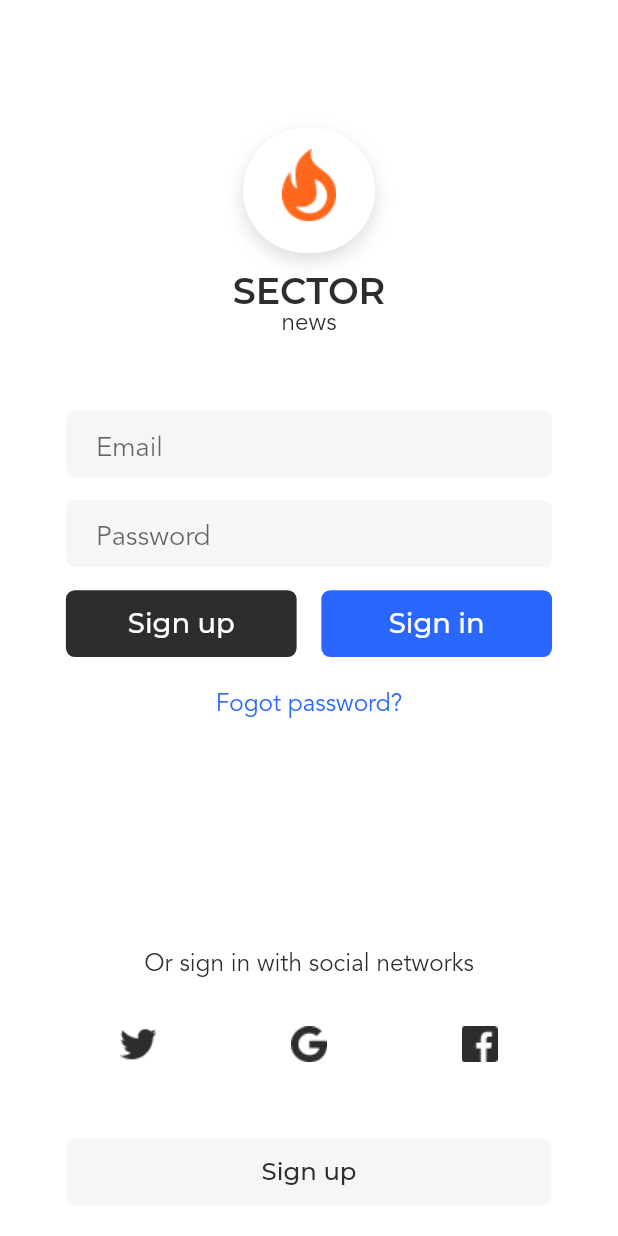
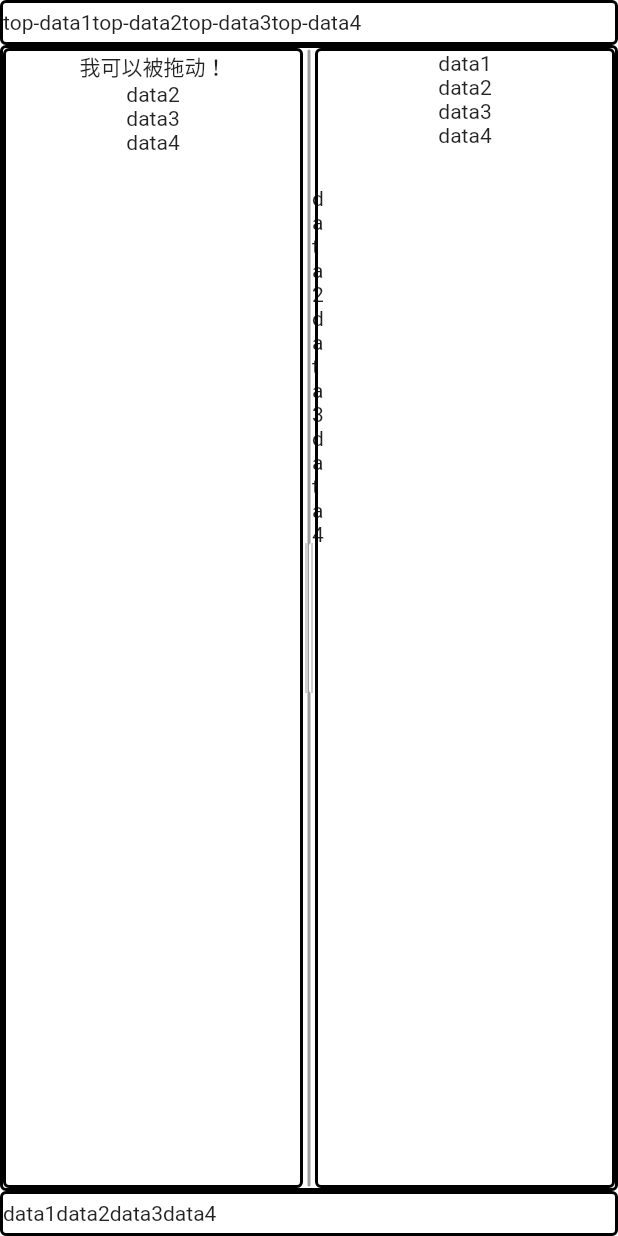
Before and after one commit to luoqiz/flutter_visio, a Flutter app: the screen it shows after launch, on a phone screen of 412 x 824 dp. Run offline on Flutter 3.47's test engine with Material 2 defaults, Android fonts, the light colour scheme and no system bars; drawn by our look-alikes of pull_to_refresh; our stand-ins replace cached_network_image, cookie_jar, dio, dio_cookie_manager, flutter_easyloading, flutter_screenutil and 5 more; missing offline and left inert: flutter_acrylic.

Commit message:
主页布局

```diff
--- a/lib/common/routes/pages.dart
+++ b/lib/common/routes/pages.dart
@@ -4,7 +4,7 @@ import 'package:flutter_ducafecat_news_getx/pages/application/index.dart';
 import 'package:flutter_ducafecat_news_getx/pages/category/index.dart';
 import 'package:flutter_ducafecat_news_getx/pages/frame/sign_in/index.dart';
 import 'package:flutter_ducafecat_news_getx/pages/frame/sign_up/index.dart';
-import 'package:flutter_ducafecat_news_getx/pages/frame/welcome/index.dart';
+import 'package:flutter_ducafecat_news_getx/pages/layout/index.dart';
 import 'package:get/get.dart';
 
 import 'routes.dart';
@@ -16,13 +16,18 @@ class AppPages {
 
   static final List<GetPage> routes = [
     // 免登陆
+    // GetPage(
+    //   name: AppRoutes.INITIAL,
+    //   page: () => WelcomePage(),
+    //   binding: WelcomeBinding(),
+    //   middlewares: [
+    //     RouteWelcomeMiddleware(priority: 1),
+    //   ],
+    // ),
     GetPage(
       name: AppRoutes.INITIAL,
-      page: () => WelcomePage(),
-      binding: WelcomeBinding(),
-      middlewares: [
-        RouteWelcomeMiddleware(priority: 1),
-      ],
+      page: () => LayoutPage(),
+      binding: LayoutBinding(),
     ),
     GetPage(
       name: AppRoutes.SIGN_IN,
@@ -53,9 +58,9 @@ class AppPages {
     ),
   ];
 
-  // static final unknownRoute = GetPage(
-  //   name: AppRoutes.NotFound,
-  //   page: () => NotfoundView(),
-  // );
+// static final unknownRoute = GetPage(
+//   name: AppRoutes.NotFound,
+//   page: () => NotfoundView(),
+// );
 
 }
--- /dev/null
+++ b/lib/common/widgets/horizontal_drag.dart
@@ -0,0 +1,75 @@
+import 'package:flutter/material.dart';
+
+class HorizontalDrag extends StatefulWidget {
+  final Widget child;
+
+  final Function(DragDownDetails downDetails)? onDragStart;
+  final Function(DragEndDetails endDetails)? onDragEnd;
+  final Function(DragUpdateDetails updateDetails)? onDragUpdate;
+  final Function(double originLeft)? onChange;
+
+  const HorizontalDrag(
+      {Key? key,
+      required this.child,
+      this.onDragStart,
+      this.onDragEnd,
+      this.onDragUpdate,
+      this.onChange})
+      : assert(child != null),
+        super(key: key);
+
+  @override
+  _HorizontalDragState createState() => _HorizontalDragState();
+}
+
+class _HorizontalDragState extends State<HorizontalDrag> {
+  // 记录组件全局偏移量
+  double originLeft = 0.0;
+
+  @override
+  Widget build(BuildContext context) {
+    return GestureDetector(
+      child: widget.child,
+      onPanDown: (DragDownDetails e) {
+        originLeft = e.globalPosition.dx;
+        if (widget.onDragStart != null) {
+          widget.onDragStart!(e);
+        }
+      },
+
+      //第一种 垂直方向滑动、拖动
+      // onVerticalDragUpdate:(DragUpdateDetails e) {
+      //用户手指滑动时，更新偏移，重新构建
+      //   print("用户onVerticalDragUpdate：${e.globalPosition}");
+      //   // setState(() {
+      //   //   topDistance += e.delta.dy;
+      //   // });
+      // },
+      // 第二种 水平方向滑动、拖动
+      onHorizontalDragUpdate: (DragUpdateDetails e) {
+        if (widget.onDragUpdate != null) {
+          widget.onDragUpdate!(e);
+        }
+        if (widget.onChange != null) {
+          widget.onChange!(e.globalPosition.dx - originLeft);
+        }
+      },
+      //第三种 全方向滑动、拖动
+      // 手指滑动时会触发此回调
+      // onPanUpdate: (DragUpdateDetails e) {
+      //   print("用户onPanUpdate：${e.globalPosition}");
+      //   setState(() {
+      //     leftDistance += e.delta.dx;
+      //     topDistance += e.delta.dy;
+      //   });
+      // },
+
+      //滑动结束触发此回调
+      onPanEnd: (DragEndDetails e) {
+        if (widget.onDragEnd != null) {
+          widget.onDragEnd!(e);
+        }
+      },
+    );
+  }
+}
--- /dev/null
+++ b/lib/pages/layout/controller/layout_body_controller.dart
@@ -0,0 +1,5 @@
+part of layout;
+
+class LayoutBodyController extends GetxController {
+  LayoutBodyController();
+}
--- /dev/null
+++ b/lib/pages/layout/controller/layout_controller.dart
@@ -0,0 +1,10 @@
+part of layout;
+
+class LayoutController extends GetxController {
+  LayoutController();
+
+  RxDouble bodyLeftWidth = 200.0.obs;
+  double bodyLeftOriginWidth = 0.0;
+  RxDouble bodyRightWidth = 200.0.obs;
+  double bodyRightOriginWidth = 200.0;
+}
--- /dev/null
+++ b/lib/pages/layout/index.dart
@@ -0,0 +1,34 @@
+library layout;
+
+import 'package:flutter/material.dart';
+import 'package:flutter_ducafecat_news_getx/common/widgets/horizontal_drag.dart';
+import 'package:get/get.dart';
+
+part './bindings.dart';
+part './controller/layout_body_controller.dart';
+part './controller/layout_controller.dart';
+part './widgets/BodyContentWidget.dart';
+part './widgets/BodyLeftWidget.dart';
+part './widgets/BodyRightWidget.dart';
+part './widgets/BodyWidget.dart';
+part './widgets/BottomWidget.dart';
+part './widgets/TopWidget.dart';
+
+class LayoutPage extends GetView<LayoutController> {
+  @override
+  Widget build(BuildContext context) {
+    // context.
+
+    return Scaffold(
+      body: Container(
+        child: Column(
+          children: [
+            TopWidget(),
+            Expanded(child: BodyWidget()),
+            BottomWidget(),
+          ],
+        ),
+      ),
+    );
+  }
+}
--- /dev/null
+++ b/lib/pages/layout/widgets/BodyLeftWidget.dart
@@ -0,0 +1,31 @@
+part of layout;
+
+class BodyLeftWidget extends GetView<LayoutController> {
+  @override
+  Widget build(BuildContext context) {
+    return Obx(
+      () => Container(
+        width: controller.bodyLeftWidth.value,
+        decoration: BoxDecoration(
+            // color: Colors.grey[500],
+            border: Border.all(width: 2.0),
+            borderRadius: BorderRadius.circular(4)),
+        child: Column(
+          children: [
+            Container(
+              alignment: Alignment.center,
+              child: Draggable<String>(
+                data: "Draggable数据",
+                child: Text("我可以被拖动！"),
+                feedback: Text("我正在被拖动！"),
+              ),
+            ),
+            Text("data2"),
+            Text("data3"),
+            Text("data4"),
+          ],
+        ),
+      ),
+    );
+  }
+}
--- /dev/null
+++ b/lib/pages/layout/widgets/BodyRightWidget.dart
@@ -0,0 +1,24 @@
+part of layout;
+
+class BodyRightWidget extends GetView<LayoutController> {
+  @override
+  Widget build(BuildContext context) {
+    return Obx(
+      () => Container(
+        width: controller.bodyRightWidth.value,
+        decoration: BoxDecoration(
+            // color: Colors.grey[500],
+            border: Border.all(width: 2.0),
+            borderRadius: BorderRadius.circular(4)),
+        child: Column(
+          children: [
+            Text("data1"),
+            Text("data2"),
+            Text("data3"),
+            Text("data4"),
+          ],
+        ),
+      ),
+    );
+  }
+}
--- /dev/null
+++ b/lib/pages/layout/widgets/BodyWidget.dart
@@ -0,0 +1,70 @@
+part of layout;
+
+class BodyWidget extends GetView<LayoutController> {
+  @override
+  Widget build(BuildContext context) {
+    return Container(
+      width: MediaQuery.of(context).size.width,
+      decoration: BoxDecoration(
+          // color: Colors.grey[500],
+          border: Border.all(width: 2.0),
+          borderRadius: BorderRadius.circular(4)),
+      child: Row(
+        children: [
+          BodyLeftWidget(),
+          MouseRegion(
+            child: HorizontalDrag(
+              child: Container(
+                height: 100,
+                width: 4,
+                alignment: Alignment.center,
+                decoration: BoxDecoration(
+                    color: Colors.white,
+                    borderRadius: BorderRadius.circular(4)),
+                child: VerticalDivider(
+                  width: 4,
+                  color: Colors.grey,
+                ),
+              ),
+              onChange: (double offset) {
+                controller.bodyLeftWidth.value =
+                    controller.bodyLeftOriginWidth + offset;
+              },
+              onDragStart: (DragDownDetails downDetails) {
+                controller.bodyLeftOriginWidth = controller.bodyLeftWidth.value;
+              },
+            ),
+            cursor: SystemMouseCursors.resizeLeftRight,
+          ),
+          Expanded(child: BodyContentWidget()),
+          MouseRegion(
+            child: HorizontalDrag(
+              child: Container(
+                height: 100,
+                width: 4,
+                alignment: Alignment.center,
+                decoration: BoxDecoration(
+                    color: Colors.white,
+                    borderRadius: BorderRadius.circular(4)),
+                child: VerticalDivider(
+                  width: 4,
+                  color: Colors.grey,
+                ),
+              ),
+              onChange: (double offset) {
+                controller.bodyRightWidth.value =
+                    controller.bodyRightOriginWidth - offset;
+              },
+              onDragStart: (DragDownDetails downDetails) {
+                controller.bodyRightOriginWidth =
+                    controller.bodyRightWidth.value;
+              },
+            ),
+            cursor: SystemMouseCursors.resizeLeftRight,
+          ),
+          BodyRightWidget(),
+        ],
+      ),
+    );
+  }
+}
--- /dev/null
+++ b/lib/pages/layout/widgets/BottomWidget.dart
@@ -0,0 +1,23 @@
+part of layout;
+
+class BottomWidget extends GetView<LayoutController> {
+  @override
+  Widget build(BuildContext context) {
+    return Container(
+      width: MediaQuery.of(context).size.width,
+      height: 30.0,
+      decoration: BoxDecoration(
+          // color: Colors.grey[500],
+          border: Border.all(width: 2.0),
+          borderRadius: BorderRadius.circular(4)),
+      child: Row(
+        children: [
+          Text("data1"),
+          Text("data2"),
+          Text("data3"),
+          Text("data4"),
+        ],
+      ),
+    );
+  }
+}
--- /dev/null
+++ b/lib/pages/layout/widgets/TopWidget.dart
@@ -0,0 +1,23 @@
+part of layout;
+
+class TopWidget extends GetView<LayoutController> {
+  @override
+  Widget build(BuildContext context) {
+    return Container(
+      width: MediaQuery.of(context).size.width,
+      height: 30.0,
+      decoration: BoxDecoration(
+          // color: Colors.grey[500],
+          border: Border.all(width: 2.0),
+          borderRadius: BorderRadius.circular(4)),
+      child: Row(
+        children: [
+          Text("top-data1"),
+          Text("top-data2"),
+          Text("top-data3"),
+          Text("top-data4"),
+        ],
+      ),
+    );
+  }
+}
```
Also changed, not shown: lib/main.dart (+27 -0 lines), lib/pages/layout/bindings.dart (added, +9 -0 lines), lib/pages/layout/widgets/BodyContentWidget.dart (added, +81 -0 lines), pubspec.yaml (+8 -0 lines), pubspec.lock, 5 other files.
